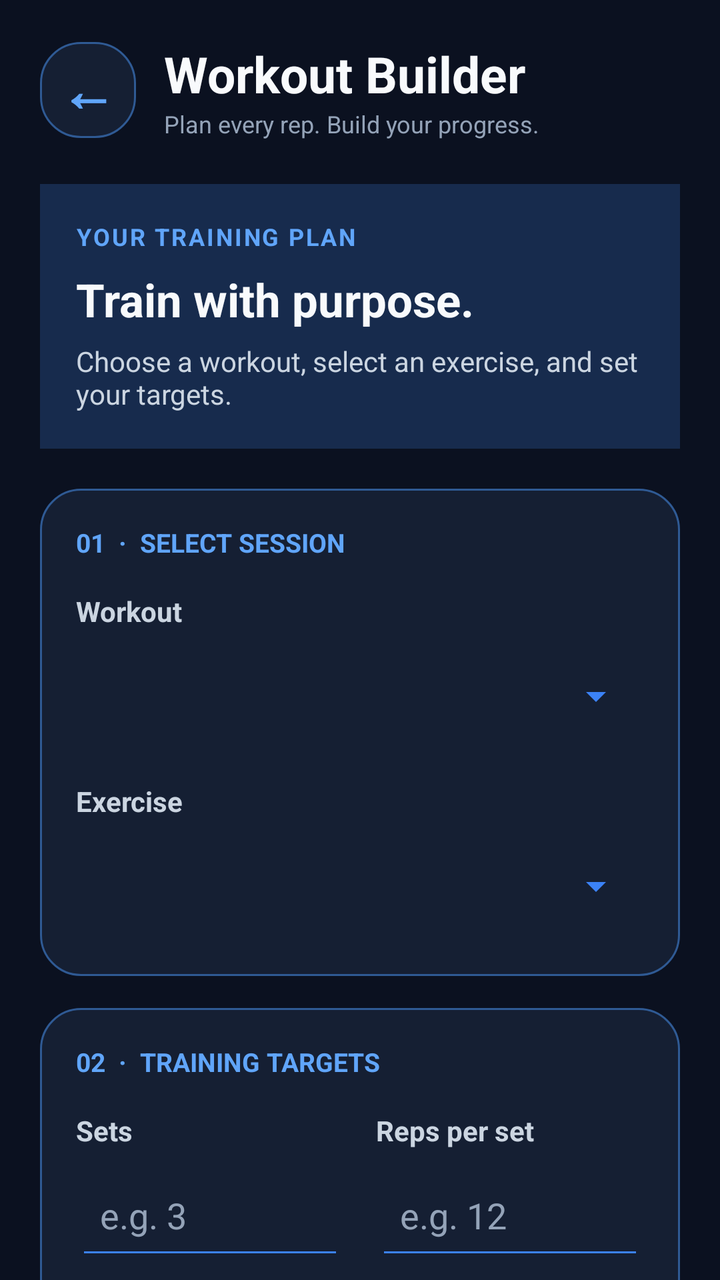
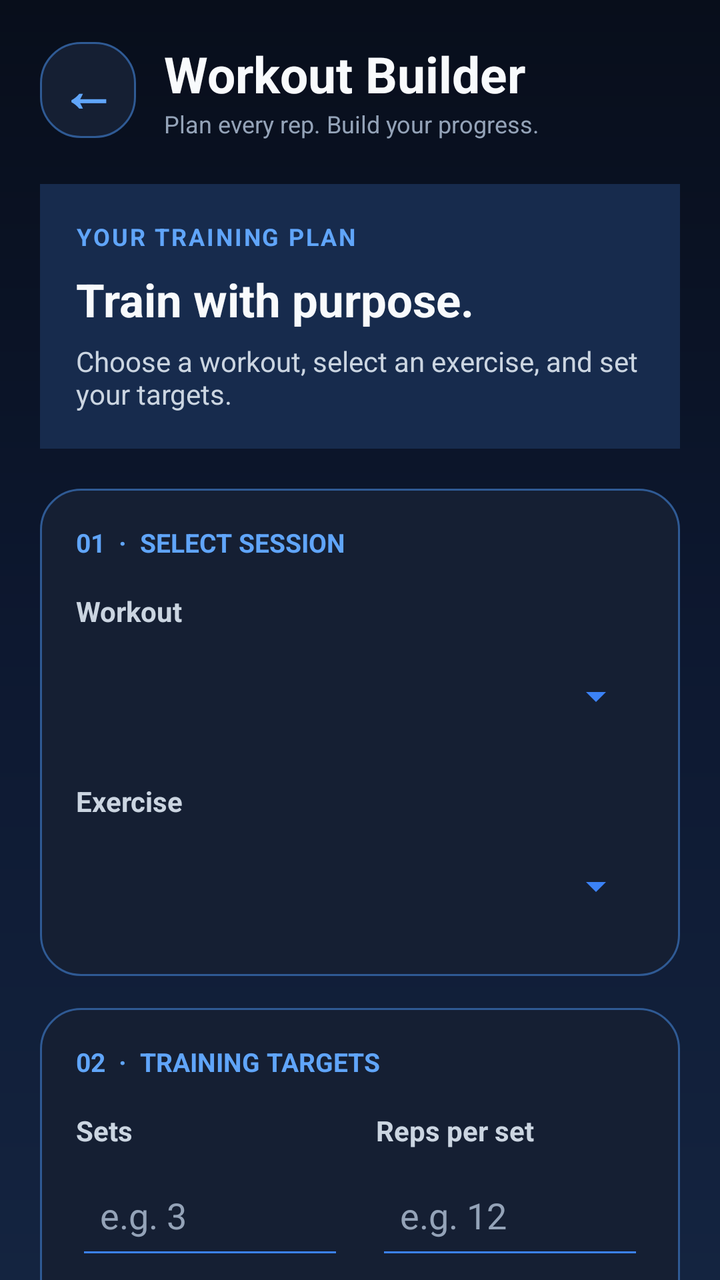

Compare the two renders of this Android layout. The source of the first and the diff that turns it into the second are given below.
<!-- AndroidManifest.xml: application theme Theme.GymTrackerPro -->
<!-- res/layout/activity_workout_exercises.xml -->
<?xml version="1.0" encoding="utf-8"?>
<ScrollView xmlns:android="http://schemas.android.com/apk/res/android"
    android:layout_width="match_parent"
    android:layout_height="match_parent"
    android:background="#0B1120"
    android:fillViewport="true"
    android:scrollbars="none">

    <LinearLayout
        android:layout_width="match_parent"
        android:layout_height="wrap_content"
        android:orientation="vertical"
        android:padding="20dp">

        
        <LinearLayout
            android:layout_width="match_parent"
            android:layout_height="wrap_content"
            android:orientation="horizontal"
            android:gravity="center_vertical"
            android:layout_marginBottom="8dp">

            <TextView
                android:id="@+id/buttonBackArrow"
                android:layout_width="48dp"
                android:layout_height="48dp"
                android:background="@drawable/bg_card"
                android:gravity="center"
                android:text="←"
                android:textColor="#60A5FA"
                android:textSize="28sp"
                android:textStyle="bold"
                android:clickable="true"
                android:focusable="true"
                android:contentDescription="Back" />

            <LinearLayout
                android:layout_width="0dp"
                android:layout_height="wrap_content"
                android:layout_weight="1"
                android:orientation="vertical"
                android:layout_marginStart="14dp">

                <TextView
                    android:layout_width="match_parent"
                    android:layout_height="wrap_content"
                    android:text="Workout Builder"
                    android:textColor="#F8FAFC"
                    android:textSize="25sp"
                    android:textStyle="bold" />

                <TextView
                    android:layout_width="match_parent"
                    android:layout_height="wrap_content"
                    android:text="Plan every rep. Build your progress."
                    android:textColor="#94A3B8"
                    android:textSize="12sp" />
            </LinearLayout>
        </LinearLayout>

        
        <LinearLayout
            android:layout_width="match_parent"
            android:layout_height="wrap_content"
            android:orientation="vertical"
            android:padding="18dp"
            android:layout_marginTop="14dp"
            android:layout_marginBottom="20dp"
            android:background="#172B4D">

            <TextView
                android:layout_width="match_parent"
                android:layout_height="wrap_content"
                android:text="YOUR TRAINING PLAN"
                android:textColor="#60A5FA"
                android:textStyle="bold"
                android:textSize="12sp"
                android:letterSpacing="0.08" />

            <TextView
                android:layout_width="match_parent"
                android:layout_height="wrap_content"
                android:layout_marginTop="8dp"
                android:text="Train with purpose."
                android:textColor="#F8FAFC"
                android:textSize="23sp"
                android:textStyle="bold" />

            <TextView
                android:layout_width="match_parent"
                android:layout_height="wrap_content"
                android:layout_marginTop="6dp"
                android:text="Choose a workout, select an exercise, and set your targets."
                android:textColor="#CBD5E1"
                android:textSize="14sp" />
        </LinearLayout>

        
        <LinearLayout
            android:layout_width="match_parent"
            android:layout_height="wrap_content"
            android:orientation="vertical"
            android:padding="18dp"
            android:background="@drawable/bg_card">

            <TextView
                android:layout_width="match_parent"
                android:layout_height="wrap_content"
                android:text="01  ·  SELECT SESSION"
                android:textColor="#60A5FA"
                android:textSize="13sp"
                android:textStyle="bold"
                android:layout_marginBottom="16dp" />

            <TextView
                android:layout_width="match_parent"
                android:layout_height="wrap_content"
                android:text="Workout"
                android:textColor="#CBD5E1"
                android:textStyle="bold"
                android:layout_marginBottom="6dp" />

            <Spinner
                android:id="@+id/spinnerWorkouts"
                android:layout_width="match_parent"
                android:layout_height="54dp"
                android:backgroundTint="#3B82F6"
                android:paddingStart="10dp"
                android:paddingEnd="10dp" />

            <TextView
                android:layout_width="match_parent"
                android:layout_height="wrap_content"
                android:text="Exercise"
                android:textColor="#CBD5E1"
                android:textStyle="bold"
                android:layout_marginTop="16dp"
                android:layout_marginBottom="6dp" />

            <Spinner
                android:id="@+id/spinnerExercises"
                android:layout_width="match_parent"
                android:layout_height="54dp"
                android:backgroundTint="#3B82F6"
                android:paddingStart="10dp"
                android:paddingEnd="10dp" />
        </LinearLayout>

        
        <LinearLayout
            android:layout_width="match_parent"
            android:layout_height="wrap_content"
            android:orientation="vertical"
            android:padding="18dp"
            android:layout_marginTop="16dp"
            android:background="@drawable/bg_card">

            <TextView
                android:layout_width="match_parent"
                android:layout_height="wrap_content"
                android:text="02  ·  TRAINING TARGETS"
                android:textColor="#60A5FA"
                android:textSize="13sp"
                android:textStyle="bold"
                android:layout_marginBottom="16dp" />

            
            <LinearLayout
                android:layout_width="match_parent"
                android:layout_height="wrap_content"
                android:orientation="horizontal"
                android:weightSum="2">

                <LinearLayout
                    android:layout_width="0dp"
                    android:layout_height="wrap_content"
                    android:layout_weight="1"
                    android:orientation="vertical"
                    android:paddingEnd="8dp">

                    <TextView
                        android:layout_width="match_parent"
                        android:layout_height="wrap_content"
                        android:text="Sets"
                        android:textColor="#CBD5E1"
                        android:textStyle="bold"
                        android:layout_marginBottom="6dp" />

                    <EditText
                        android:id="@+id/editSets"
                        android:layout_width="match_parent"
                        android:layout_height="54dp"
                        android:hint="e.g. 3"
                        android:inputType="number"
                        android:singleLine="true"
                        android:padding="12dp"
                        android:backgroundTint="#3B82F6"
                        android:textColor="#F8FAFC"
                        android:textColorHint="#94A3B8" />
                </LinearLayout>

                <LinearLayout
                    android:layout_width="0dp"
                    android:layout_height="wrap_content"
                    android:layout_weight="1"
                    android:orientation="vertical"
                    android:paddingStart="8dp">

                    <TextView
                        android:layout_width="match_parent"
                        android:layout_height="wrap_content"
                        android:text="Reps per set"
                        android:textColor="#CBD5E1"
                        android:textStyle="bold"
                        android:layout_marginBottom="6dp" />

                    <EditText
                        android:id="@+id/editRepetitions"
                        android:layout_width="match_parent"
                        android:layout_height="54dp"
                        android:hint="e.g. 12"
                        android:inputType="number"
                        android:singleLine="true"
                        android:padding="12dp"
                        android:backgroundTint="#3B82F6"
                        android:textColor="#F8FAFC"
                        android:textColorHint="#94A3B8" />
                </LinearLayout>
            </LinearLayout>

            
            <TextView
                android:layout_width="match_parent"
                android:layout_height="wrap_content"
                android:text="Weight (kg)"
                android:textColor="#CBD5E1"
                android:textStyle="bold"
                android:layout_marginTop="16dp"
                android:layout_marginBottom="6dp" />

            <EditText
                android:id="@+id/editWeight"
                android:layout_width="match_parent"
                android:layout_height="54dp"
                android:hint="e.g. 40"
                android:inputType="numberDecimal"
                android:singleLine="true"
                android:padding="12dp"
                android:backgroundTint="#3B82F6"
                android:textColor="#F8FAFC"
                android:textColorHint="#94A3B8" />

            
            <TextView
                android:layout_width="match_parent"
                android:layout_height="wrap_content"
                android:text="Training notes (optional)"
                android:textColor="#CBD5E1"
                android:textStyle="bold"
                android:layout_marginTop="16dp"
                android:layout_marginBottom="6dp" />

            <EditText
                android:id="@+id/editExerciseNotes"
                android:layout_width="match_parent"
                android:layout_height="wrap_content"
                android:minHeight="90dp"
                android:hint="Add technique tips or reminders..."
                android:inputType="textCapSentences|textMultiLine"
                android:minLines="2"
                android:gravity="top|start"
                android:padding="12dp"
                android:backgroundTint="#3B82F6"
                android:textColor="#F8FAFC"
                android:textColorHint="#94A3B8" />

            <Button
                android:id="@+id/buttonAddExerciseToWorkout"
                android:layout_width="match_parent"
                android:layout_height="54dp"
                android:layout_marginTop="20dp"
                android:text="＋  Add Exercise to Workout"
                android:textAllCaps="false"
                android:textColor="#FFFFFF"
                android:textSize="15sp"
                android:textStyle="bold"
                android:backgroundTint="#2563EB" />
        </LinearLayout>

        
        <LinearLayout
            android:layout_width="match_parent"
            android:layout_height="wrap_content"
            android:orientation="vertical"
            android:padding="18dp"
            android:layout_marginTop="16dp"
            android:background="@drawable/bg_card">

            <TextView
                android:layout_width="match_parent"
                android:layout_height="wrap_content"
                android:text="03  ·  YOUR EXERCISE PLAN"
                android:textColor="#60A5FA"
                android:textSize="13sp"
                android:textStyle="bold" />

            <TextView
                android:layout_width="match_parent"
                android:layout_height="wrap_content"
                android:layout_marginTop="8dp"
                android:layout_marginBottom="14dp"
                android:text="Exercises assigned to your selected workout"
                android:textColor="#94A3B8"
                android:textSize="13sp" />

            <TextView
                android:id="@+id/textAssignedExercises"
                android:layout_width="match_parent"
                android:layout_height="wrap_content"
                android:minHeight="80dp"
                android:background="#0B1120"
                android:padding="16dp"
                android:text="Assigned exercises will appear here."
                android:textColor="#CBD5E1"
                android:textSize="14sp"
                android:lineSpacingExtra="6dp" />
        </LinearLayout>

        
        <Button
            android:id="@+id/buttonBackHome"
            android:layout_width="match_parent"
            android:layout_height="52dp"
            android:layout_marginTop="22dp"
            android:layout_marginBottom="12dp"
            android:text="←  Back to Dashboard"
            android:textAllCaps="false"
            android:textColor="#F8FAFC"
            android:textStyle="bold"
            android:backgroundTint="#334155" />

    </LinearLayout>
</ScrollView>
<!-- resources referenced by this layout -->
<resources>
  <!-- drawable bg_card (drawable) -->
  <?xml version="1.0" encoding="utf-8"?>
  <shape xmlns:android="http://schemas.android.com/apk/res/android" android:shape="rectangle">
      <solid android:color="@color/gt_surface" />
      <corners android:radius="20dp" />
      <stroke android:width="1dp" android:color="@color/gt_stroke" />
  </shape>
  <style name="Theme.GymTrackerPro" parent="Base.Theme.GymTrackerPro" />
  <color name="gt_surface">#151F33</color>
  <color name="gt_stroke">#2F5A94</color>
  <style name="Base.Theme.GymTrackerPro" parent="Theme.Material3.Dark.NoActionBar">
          <item name="colorPrimary">@color/gt_blue</item>
          <item name="colorSurface">@color/gt_surface</item>
          <item name="android:windowBackground">@color/gt_background</item>
  
          
          <item name="android:statusBarColor">@color/gt_background</item>
          <item name="android:navigationBarColor">@color/gt_background</item>
          <item name="android:windowLightStatusBar">false</item>
      </style>
  <color name="gt_blue">#60A5FA</color>
  <color name="gt_background">#0B1120</color>
</resources>

<!-- the commit's change to res/layout/activity_workout_exercises.xml (unified diff, before → after) -->
@@ -2,7 +2,7 @@
 <ScrollView xmlns:android="http://schemas.android.com/apk/res/android"
     android:layout_width="match_parent"
     android:layout_height="match_parent"
-    android:background="#0B1120"
+    android:background="@drawable/bg_midnight_gradient"
     android:fillViewport="true"
     android:scrollbars="none">
 
<!-- resource entries referenced after the edit -->
@@ -6,6 +6,19 @@
       <solid android:color="@color/gt_surface" />
       <corners android:radius="20dp" />
       <stroke android:width="1dp" android:color="@color/gt_stroke" />
+  </shape>
+  <!-- drawable bg_midnight_gradient (drawable) -->
+  <?xml version="1.0" encoding="utf-8"?>
+  <shape xmlns:android="http://schemas.android.com/apk/res/android"
+      android:shape="rectangle">
+  
+      <gradient
+          android:angle="270"
+          android:startColor="#080E1B"
+          android:centerColor="#0D1830"
+          android:endColor="#142440"
+          android:type="linear" />
+  
   </shape>
   <style name="Theme.GymTrackerPro" parent="Base.Theme.GymTrackerPro" />
   <color name="gt_surface">#151F33</color>
